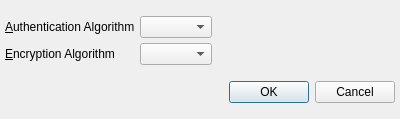
Above: branches/trunk/GoldBug-UI/forwardsecrecyalgorithmsselection.ui from textbrowser/spot-on before the change. Below: the same form after it.
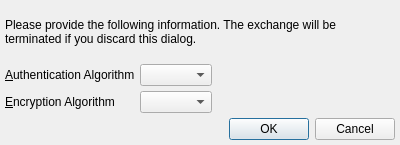
That is the form after the change. Icons and pictures are not drawn.

Diff of the .ui file:
```diff
--- a/branches/trunk/GoldBug-UI/forwardsecrecyalgorithmsselection.ui
+++ b/branches/trunk/GoldBug-UI/forwardsecrecyalgorithmsselection.ui
@@ -7,7 +7,7 @@
     <x>0</x>
     <y>0</y>
     <width>400</width>
-    <height>119</height>
+    <height>145</height>
    </rect>
   </property>
   <property name="windowIcon">
@@ -21,6 +21,16 @@
    <property name="margin">
     <number>5</number>
    </property>
+   <item>
+    <widget class="QLabel" name="label">
+     <property name="text">
+      <string>Please provide the following information. The exchange will be terminated if you discard this dialog.</string>
+     </property>
+     <property name="wordWrap">
+      <bool>true</bool>
+     </property>
+    </widget>
+   </item>
    <item>
     <layout class="QGridLayout" name="gridLayout">
      <property name="spacing">
```
